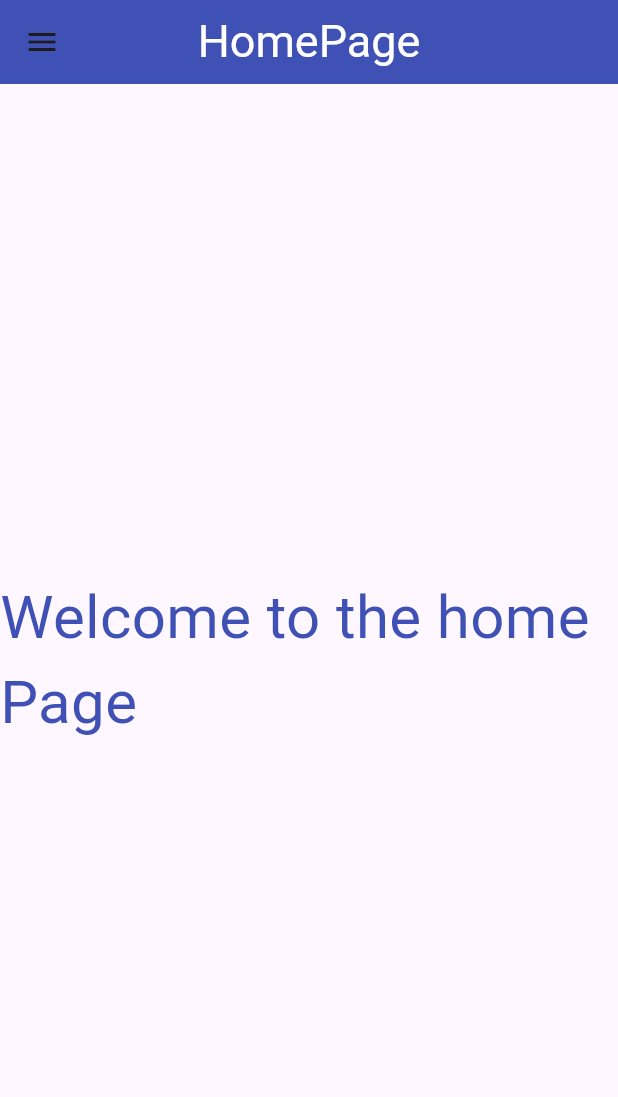
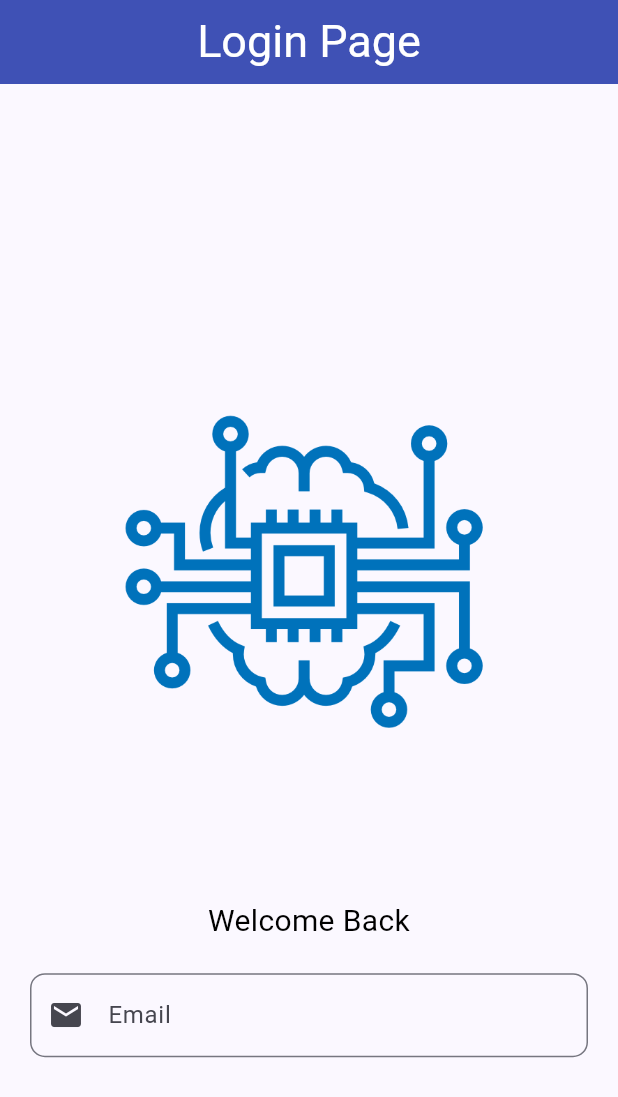
Before and after one commit to ibtisdl/Flutter_Project_App, a Flutter app: the screen it shows after launch, on a phone screen of 412 x 824 dp. Shown: the top 1097 px of the screen. Run offline on Flutter 3.47's test engine with Material 3 defaults, Android fonts, the phone set to English and light mode, and no system bars; statements that could not run were skipped.

Commit message:
21/11 - 2

```diff
--- a/lib/main.dart
+++ b/lib/main.dart
@@ -1,6 +1,7 @@
 import 'package:flutter/cupertino.dart';
 import 'package:flutter/material.dart';
 import 'package:flutterproject/screens/home.page.dart';
+import 'package:flutterproject/screens/login.page.dart';
 
 main() {
   runApp(MyApp());
@@ -12,8 +13,16 @@ class MyApp extends StatelessWidget {
   @override
   Widget build(BuildContext context) {
     return MaterialApp(
+      theme: ThemeData(
+          colorScheme: ColorScheme.fromSeed(seedColor: Colors.indigo),
+          useMaterial3: true),
       title: "Ibtissam SAADALI Flutter App",
-      home: HomePage(),
+      //home: HomePage(),
+      initialRoute: '/login',
+      routes: {
+        '/login': (context) => LoginPage(),
+        '/home': (Context) => HomePage(),
+      },
     );
   }
 }
--- a/lib/screens/home.page.dart
+++ b/lib/screens/home.page.dart
@@ -71,6 +71,7 @@ class HomePage extends StatelessWidget {
             ),
             ListTile(
               leading: Icon(Icons.settings),
+              trailing: Icon(Icons.arrow_forward),
               title: Text('Settings'),
               onTap: () {
                 Navigator.pop(context);
@@ -95,6 +96,7 @@ class HomePage extends StatelessWidget {
       body: Center(
         child: Text(
           "Welcome to the home Page",
+          textAlign: TextAlign.center,
           style: TextStyle(fontSize: 40, color: Colors.indigo),
         ),
       ),
--- /dev/null
+++ b/lib/screens/login.page.dart
@@ -0,0 +1,65 @@
+import 'package:flutter/material.dart';
+
+class LoginPage extends StatelessWidget {
+  final _formkey = GlobalKey<FormState>();
+  final TextEditingController _mailcontroller = TextEditingController();
+  final TextEditingController _passwordcontroller = TextEditingController();
+  String? _validateEmail(String? value){
+    if(value == null||value.isEmpty){
+      return
+          'Please enter your email';
+    }
+    final emailPattern=r'^[^@]+@[^@]+\.[^@]+';
+    final regex = RegExp(emailPattern);
+    if(!regex.hasMatch(value)){
+      return 'Enter a valid email address!';
+    };
+
+
+  }
+  LoginPage({super.key});
+
+  @override
+  Widget build(BuildContext context) {
+    return Scaffold(
+      appBar: AppBar(
+        backgroundColor: Colors.indigo,
+        title: Text('Login Page',
+            style: TextStyle(fontSize: 30, color: Colors.white)),
+        centerTitle: true,
+      ),
+      body: Padding(
+        padding: EdgeInsets.symmetric(horizontal: 20.0),
+        child: Form(
+          key: _formkey,
+          child: Column(
+            mainAxisAlignment: MainAxisAlignment.center,
+            crossAxisAlignment: CrossAxisAlignment.stretch,
+            children: [
+              Image.asset('images/logo_flut.png'),
+              Text(
+                "Welcome Back",
+                textAlign: TextAlign.center,
+                style: TextStyle(color: Colors.black, fontSize: 20),
+              ),
+              SizedBox(
+                height: 20,
+              ),
+              TextFormField(
+                controller: _mailcontroller,
+                decoration: InputDecoration(
+                  labelText: 'Email',
+                  border: OutlineInputBorder(
+                      borderRadius: BorderRadius.circular(10)),
+                  prefixIcon: Icon(Icons.email),
+                ),
+                keyboardType: TextInputType.emailAddress,
+                validator: ,
+              ),
+            ],
+          ),
+        ),
+      ),
+    );
+  }
+}
--- a/pubspec.yaml
+++ b/pubspec.yaml
@@ -61,6 +61,7 @@ flutter:
   # To add assets to your application, add an assets section, like this:
   assets:
     - images/avatar.png
+    - images/logo_flut.png
   #   - images/a_dot_ham.jpeg
 
   # An image asset can refer to one or more resolution-specific "variants", see
```
Also changed, not shown: images/logo_flut.png (added).
